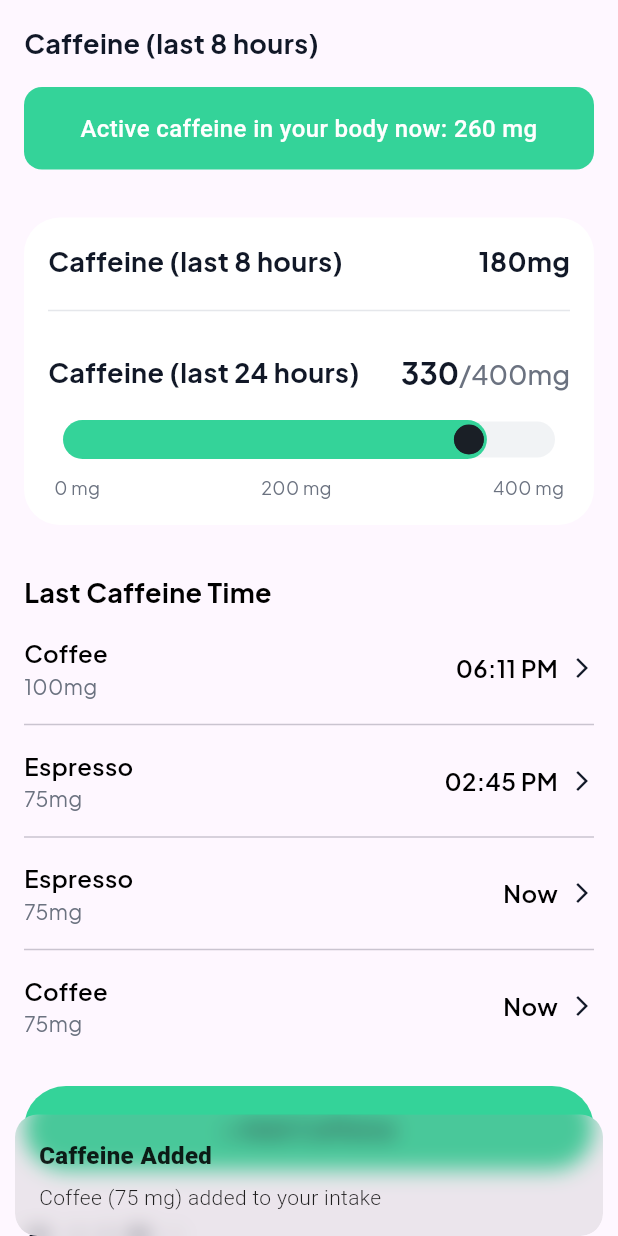
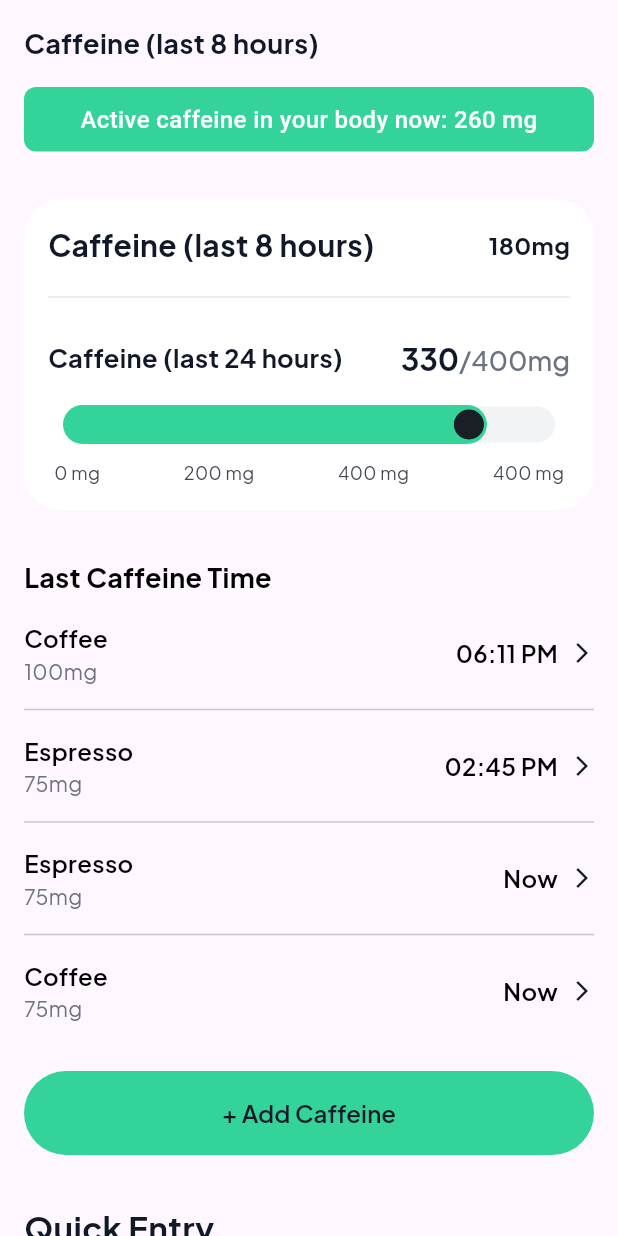
Before and after one commit to Dev-Ninjas-Backup/chrisimhof, a Flutter app: the CalculatorCaffeineTab widget shown alone on an empty page, opened directly, after a tap on "Espresso", after a tap on "Coffee", on a phone screen of 412 x 824 dp. Run offline on Flutter 3.47's test engine with Material 3 defaults, Android fonts, the phone set to English and light mode, and no system bars; our stand-ins replace fl_chart, flutter_easyloading, get, google_fonts, image_picker, pinput and 1 more; accounts and stored records are empty; project files that could hold a hidden picture were left out.

Commit message:
Caffeine small issue fix

```diff
--- a/lib/features/auth/create_account/controller/create_account_controller.dart
+++ b/lib/features/auth/create_account/controller/create_account_controller.dart
@@ -1,6 +1,5 @@
 import 'package:chrisimhof/features/auth/create_account/model/register_response_model.dart';
 import 'package:chrisimhof/features/auth/create_account/service/create_account_service.dart';
-import 'package:chrisimhof/features/auth/forget_password/screen/verify_code_screen.dart';
 import 'package:chrisimhof/routes/app_routes.dart';
 import 'package:flutter/material.dart';
 import 'package:flutter_easyloading/flutter_easyloading.dart';
--- a/lib/features/calculator/calculator_tabs/calculator_caffeine_tab.dart
+++ b/lib/features/calculator/calculator_tabs/calculator_caffeine_tab.dart
@@ -1,5 +1,4 @@
 import 'package:chrisimhof/core/common/widgets/custom_button.dart';
-import 'package:chrisimhof/core/common/widgets/custom_range_slider.dart';
 import 'package:chrisimhof/core/common/widgets/time_widget.dart';
 import 'package:chrisimhof/features/calculator/calculator_tabs/calculator_work_tab.dart';
 import 'package:chrisimhof/features/calculator/widgets/caffeine_history_list.dart';
@@ -23,7 +22,6 @@ class CalculatorCaffeineTab extends StatelessWidget {
       child: Column(
         crossAxisAlignment: CrossAxisAlignment.start,
         children: [
-          // Header Text
           Text(
             "Caffeine (last 8 hours)",
             style: getTextStyle(
@@ -37,10 +35,10 @@ class CalculatorCaffeineTab extends StatelessWidget {
           Obx(
             () => Container(
               width: double.infinity,
-              padding: const EdgeInsets.symmetric(vertical: 16.0),
+              padding: const EdgeInsets.symmetric(vertical: 10),
               decoration: BoxDecoration(
                 color: AppColors.primaryButtonColor,
-                borderRadius: BorderRadius.circular(12.0),
+                borderRadius: BorderRadius.circular(8),
               ),
               child: Text(
                 "Active caffeine in your body now: ${controller.caffeineLastEightHoursValue.value.toInt()} mg",
@@ -66,11 +64,7 @@ class CalculatorCaffeineTab extends StatelessWidget {
           QuickEntrySelector(
             onEntrySelected: (name, amount) {
               controller.addCaffeineIntake(name, amount, 'Now');
-              Get.snackbar(
-                'Caffeine Added',
-                '$name ($amount mg) added to your intake',
-                snackPosition: SnackPosition.BOTTOM,
-              );
+
             },
           ),
           SizedBox(height: 32),
@@ -78,17 +72,13 @@ class CalculatorCaffeineTab extends StatelessWidget {
             topTitle: 'Time of Intake',
             controller: controller.caffeineIntakeTimeController,
           ),
-          const SizedBox(height: 150),
+          const SizedBox(height: 130),
           Padding(
             padding: const EdgeInsets.symmetric(vertical: 24),
             child: CustomButton(
               text: 'Next',
               onTap: () {
-                Get.snackbar(
-                  'Caffeine Saved',
-                  'Your caffeine intake has been recorded',
-                  snackPosition: SnackPosition.BOTTOM,
-                );
+
               },
             ),
           ),
@@ -99,11 +89,7 @@ class CalculatorCaffeineTab extends StatelessWidget {
                 child: TabButton(
                   text: 'Skip',
                   onTap: () {
-                    Get.snackbar(
-                      'Skipped',
-                      'Caffeine tracking skipped for this cycle',
-                      snackPosition: SnackPosition.BOTTOM,
-                    );
+
                   },
                 ),
               ),
@@ -113,11 +99,7 @@ class CalculatorCaffeineTab extends StatelessWidget {
                   text: 'Reset',
                   onTap: () {
                     controller.resetCaffeineTracking();
-                    Get.snackbar(
-                      'Reset',
-                      'Caffeine tracking has been reset',
-                      snackPosition: SnackPosition.BOTTOM,
-                    );
+
                   },
                 ),
               ),
--- a/lib/features/calculator/controller/calculator_controller.dart
+++ b/lib/features/calculator/controller/calculator_controller.dart
@@ -94,34 +94,28 @@ class CalculatorController extends GetxController {
   }
 
   void _loadCaffeineHistory() {
-    // Load from SharedPreferences or API in the future
   }
 
-  /// Add caffeine intake
   void addCaffeineIntake(String name, int mgAmount, String time) {
     caffeineHistory.add({
       'name': name,
       'dose': '${mgAmount}mg',
       'time': time,
     });
-    // Update the 24h and last 8h values
     caffeine24hValue.value += mgAmount;
     caffeineLastEightHoursValue.value += mgAmount;
   }
 
-  /// Clear all caffeine history
   void clearCaffeineHistory() {
     caffeineHistory.clear();
     caffeine24hValue.value = 0;
     caffeineLastEightHoursValue.value = 0;
   }
 
-  /// Reset caffeine for current tracking period
   void resetCaffeineTracking() {
     caffeineLastEightHoursValue.value = 0;
   }
 
-  /// Remove specific caffeine entry
   void removeCaffeineEntry(int index) {
     if (index >= 0 && index < caffeineHistory.length) {
       caffeineHistory.removeAt(index);
--- a/lib/features/calculator/widgets/caffeine_history_list.dart
+++ b/lib/features/calculator/widgets/caffeine_history_list.dart
@@ -1,7 +1,6 @@
 import 'package:chrisimhof/core/common/widgets/custom_button.dart';
 import 'package:chrisimhof/features/calculator/controller/calculator_controller.dart';
 import 'package:flutter/material.dart';
-import 'package:chrisimhof/core/const/app_colors.dart';
 import 'package:chrisimhof/core/const/global_text_style.dart';
 import 'package:get/get.dart';
 
--- a/lib/features/calculator/widgets/quick_entry.dart
+++ b/lib/features/calculator/widgets/quick_entry.dart
@@ -38,7 +38,6 @@ class QuickEntrySelector extends StatelessWidget {
                 onTap: () => onEntrySelected(entry['name'], entry['amount']),
                 child: Container(
                   width: 140,
-                  margin: const EdgeInsets.only(right: 12),
                   padding: const EdgeInsets.all(16),
                   decoration: BoxDecoration(
                     color: Colors.white,
@@ -51,7 +50,7 @@ class QuickEntrySelector extends StatelessWidget {
                         entry['name'],
                         style: getTextStyle(
                           color: AppColors.primaryTextColor,
-                          fontSize: 18,
+                          fontSize: 16,
                           fontWeight: FontWeight.bold,
                         ),
                       ),
@@ -60,7 +59,7 @@ class QuickEntrySelector extends StatelessWidget {
                         "${entry['amount']} mg",
                         style: getTextStyle(
                           color: const Color(0xFF6B7280),
-                          fontSize: 16,
+                          fontSize: 14,
                           fontWeight: FontWeight.w400,
                         ),
                       ),
--- a/lib/features/calculator/widgets/value_slider_card.dart
+++ b/lib/features/calculator/widgets/value_slider_card.dart
@@ -1,6 +1,8 @@
 import 'package:flutter/material.dart';
 import 'package:chrisimhof/core/const/app_colors.dart';
 import 'package:chrisimhof/core/const/global_text_style.dart';
+import 'package:chrisimhof/features/calculator/controller/calculator_controller.dart';
+import 'package:get/get.dart';
 
 class CaffeineTrackerCard extends StatelessWidget {
   final double current24hValue;
@@ -9,11 +11,13 @@ class CaffeineTrackerCard extends StatelessWidget {
   const CaffeineTrackerCard({
     super.key,
     required this.current24hValue,
-    this.maxValue = 400.0,
+    this.maxValue = 600.0,
   });
 
   @override
   Widget build(BuildContext context) {
+    final controller = Get.find<CalculatorController>();
+
     return Container(
       width: double.infinity,
       padding: const EdgeInsets.all(16.0),
@@ -31,7 +35,7 @@ class CaffeineTrackerCard extends StatelessWidget {
                 "Caffeine (last 8 hours)",
                 style: getTextStyle(
                   color: AppColors.primaryTextColor,
-                  fontSize: 18,
+                  fontSize: 20,
                   fontWeight: FontWeight.bold,
                 ),
               ),
@@ -39,7 +43,7 @@ class CaffeineTrackerCard extends StatelessWidget {
                 "180mg",
                 style: getTextStyle(
                   color: AppColors.primaryTextColor,
-                  fontSize: 18,
+                  fontSize: 16,
                   fontWeight: FontWeight.bold,
                 ),
               ),
@@ -48,16 +52,15 @@ class CaffeineTrackerCard extends StatelessWidget {
           const SizedBox(height: 12),
           const Divider(color: Color(0xFFE5E7EB), thickness: 1),
           const SizedBox(height: 20),
-          Row(
+          Obx(() => Row(
             mainAxisAlignment: MainAxisAlignment.spaceBetween,
             children: [
-              // Use Expanded for the title to prevent it from pushing the value off-screen
               Expanded(
                 child: Text(
                   "Caffeine (last 24 hours)",
                   style: getTextStyle(
                     color: AppColors.primaryTextColor,
-                    fontSize: 18,
+                    fontSize: 17,
                     fontWeight: FontWeight.bold,
                   ),
                 ),
@@ -66,7 +69,7 @@ class CaffeineTrackerCard extends StatelessWidget {
                 text: TextSpan(
                   children: [
                     TextSpan(
-                      text: "${current24hValue.toInt()}",
+                      text: "${controller.caffeine24hValue.toInt()}",
                       style: getTextStyle(
                         color: AppColors.primaryTextColor,
                         fontSize: 20,
@@ -85,9 +88,9 @@ class CaffeineTrackerCard extends StatelessWidget {
                 ),
               ),
             ],
-          ),
+          )),
           const SizedBox(height: 20),
-          SliderTheme(
+          Obx(() => SliderTheme(
             data: SliderTheme.of(context).copyWith(
               trackHeight: 24.0,
               activeTrackColor: AppColors.primaryButtonColor,
@@ -101,14 +104,15 @@ class CaffeineTrackerCard extends StatelessWidget {
               trackShape: const RoundedRectSliderTrackShape(),
             ),
             child: Slider(
-              value: current24hValue,
+              value: controller.caffeine24hValue.value,
               min: 0,
               max: maxValue,
-              onChanged: (val) {},
+              onChanged: (val) {
+                controller.caffeine24hValue.value = val;
+              },
             ),
-          ),
+          )),
           const SizedBox(height: 12),
-          // Added Padding to the label row to prevent the 1.3px overflow
           Padding(
             padding: const EdgeInsets.symmetric(horizontal: 4.0),
             child: Row(
@@ -116,8 +120,8 @@ class CaffeineTrackerCard extends StatelessWidget {
               children: [
                 _buildLabel("0 mg"),
                 _buildLabel("200 mg"),
+                _buildLabel("400 mg"),
                 _buildLabel("${maxValue.toInt()} mg"),
-                // Removed the duplicate 400mg label if it causes crowding
               ],
             ),
           ),
@@ -130,8 +134,8 @@ class CaffeineTrackerCard extends StatelessWidget {
     return Text(
       text,
       style: getTextStyle(
-        color: const Color(0xFF6B7280),
-        fontSize: 12, // Slightly smaller font helps with tight spaces
+        color: const Color(0xFF414651),
+        fontSize: 12,
         fontWeight: FontWeight.w400,
       ),
     );
```
Also changed, not shown: lib/features/calculator/screens/calculator_screen.dart (+21 -21 lines), 4 other files.
